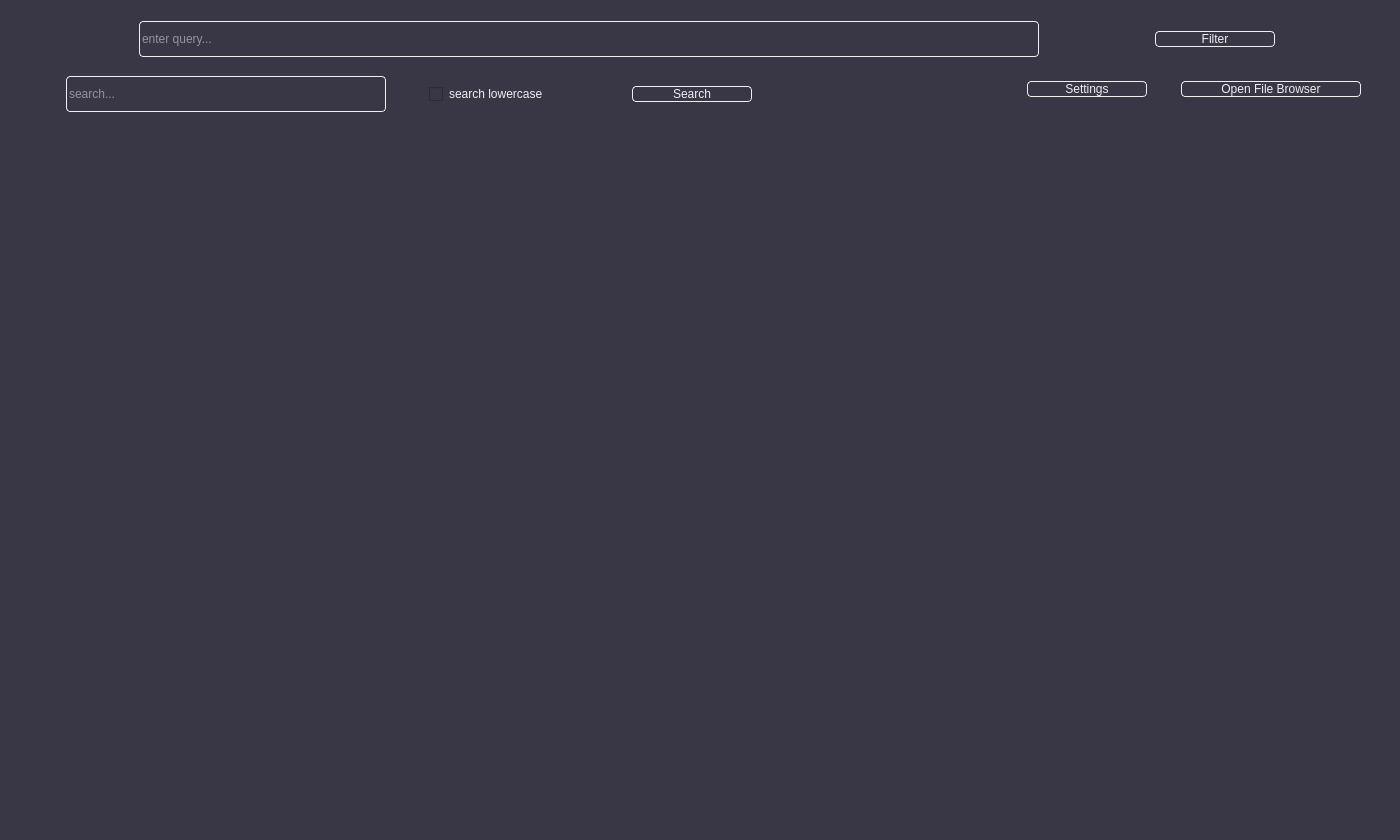
Qt form UDPLogServer/ui_files/user_interface.ui (Sobottasgithub/Monal) before a commit.
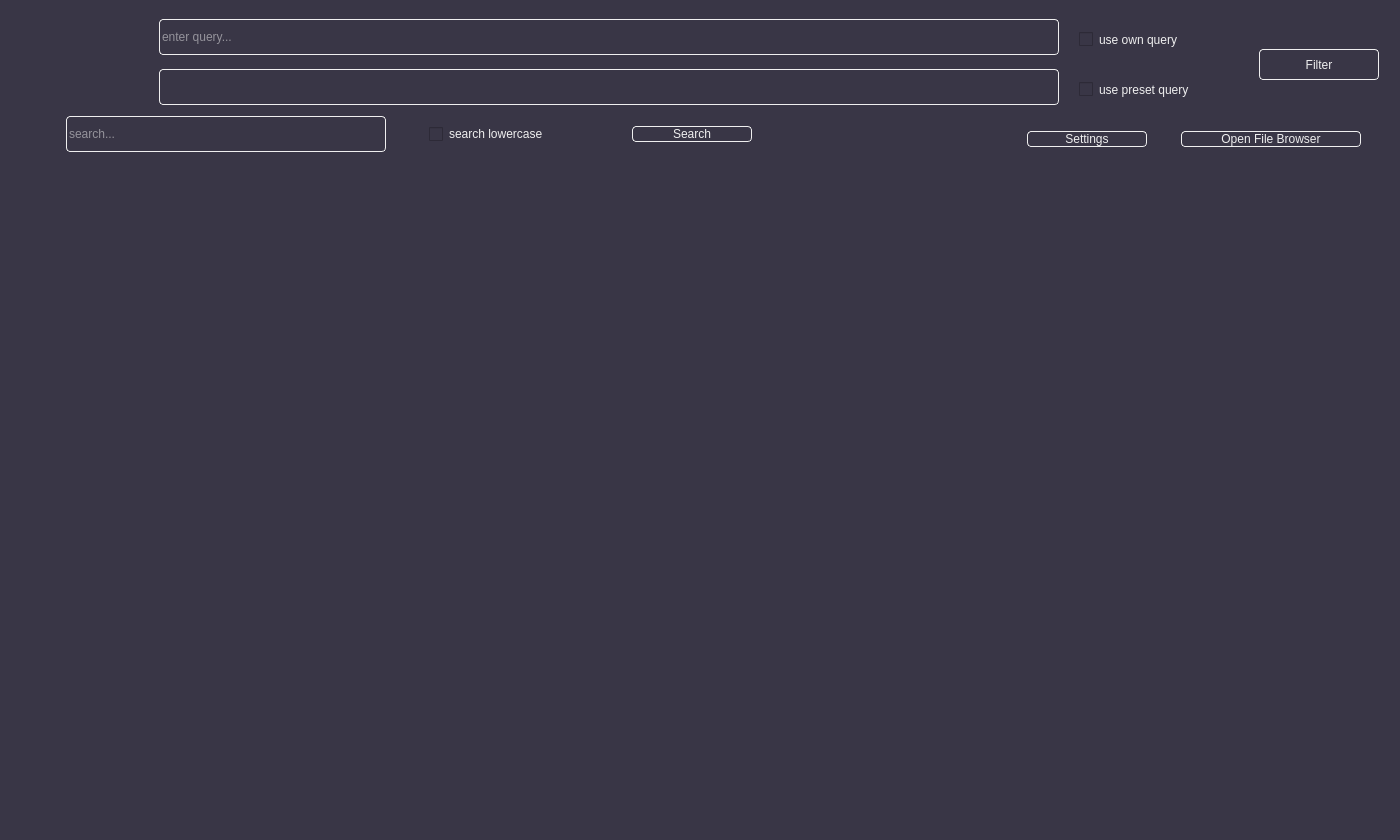
The same form after that commit. Icons and pictures are not drawn.

What changed in the file:
```diff
--- a/UDPLogServer/ui_files/user_interface.ui
+++ b/UDPLogServer/ui_files/user_interface.ui
@@ -35,94 +35,14 @@
           <property name="maximumSize">
            <size>
             <width>16777215</width>
-            <height>120</height>
+            <height>160</height>
            </size>
           </property>
-          <widget class="QWidget" name="">
-           <property name="geometry">
-            <rect>
-             <x>0</x>
-             <y>0</y>
-             <width>1388</width>
-             <height>61</height>
-            </rect>
-           </property>
-           <layout class="QHBoxLayout" name="tool_bar">
-            <item>
-             <spacer name="horizontalSpacer_2">
-              <property name="orientation">
-               <enum>Qt::Horizontal</enum>
-              </property>
-              <property name="sizeType">
-               <enum>QSizePolicy::Preferred</enum>
-              </property>
-              <property name="sizeHint" stdset="0">
-               <size>
-                <width>20</width>
-                <height>20</height>
-               </size>
-              </property>
-             </spacer>
-            </item>
-            <item>
-             <widget class="QLineEdit" name="code_input">
-              <property name="maximumSize">
-               <size>
-                <width>900</width>
-                <height>36</height>
-               </size>
-              </property>
-              <property name="styleSheet">
-               <string notr="true">border: 1px solid #efefef;
-border-radius: 4px;</string>
-              </property>
-              <property name="placeholderText">
-               <string>enter query...</string>
-              </property>
-             </widget>
-            </item>
-            <item>
-             <widget class="QPushButton" name="code_input_submit">
-              <property name="maximumSize">
-               <size>
-                <width>120</width>
-                <height>16777215</height>
-               </size>
-              </property>
-              <property name="styleSheet">
-               <string notr="true">border: 0.5px solid #efefef;
-border-radius: 4px;
-font-weight: bolder;
-height: 1.5em;</string>
-              </property>
-              <property name="text">
-               <string>Filter</string>
-              </property>
-             </widget>
-            </item>
-            <item>
-             <spacer name="horizontalSpacer">
-              <property name="orientation">
-               <enum>Qt::Horizontal</enum>
-              </property>
-              <property name="sizeType">
-               <enum>QSizePolicy::Preferred</enum>
-              </property>
-              <property name="sizeHint" stdset="0">
-               <size>
-                <width>10</width>
-                <height>20</height>
-               </size>
-              </property>
-             </spacer>
-            </item>
-           </layout>
-          </widget>
           <widget class="QWidget" name="horizontalLayoutWidget_3">
            <property name="geometry">
             <rect>
              <x>0</x>
-             <y>60</y>
+             <y>100</y>
              <width>801</width>
              <height>51</height>
             </rect>
@@ -227,7 +147,7 @@
            <property name="geometry">
             <rect>
              <x>970</x>
-             <y>60</y>
+             <y>110</y>
              <width>411</width>
              <height>41</height>
             </rect>
@@ -289,6 +209,115 @@
             </item>
            </layout>
           </widget>
+          <widget class="QPushButton" name="code_input_submit">
+           <property name="geometry">
+            <rect>
+             <x>1250</x>
+             <y>40</y>
+             <width>120</width>
+             <height>31</height>
+            </rect>
+           </property>
+           <property name="maximumSize">
+            <size>
+             <width>120</width>
+             <height>16777215</height>
+            </size>
+           </property>
+           <property name="styleSheet">
+            <string notr="true">border: 0.5px solid #efefef;
+border-radius: 4px;
+font-weight: bolder;
+height: 1.5em;</string>
+           </property>
+           <property name="text">
+            <string>Filter</string>
+           </property>
+          </widget>
+          <widget class="QLineEdit" name="code_input">
+           <property name="geometry">
+            <rect>
+             <x>150</x>
+             <y>10</y>
+             <width>900</width>
+             <height>36</height>
+            </rect>
+           </property>
+           <property name="maximumSize">
+            <size>
+             <width>900</width>
+             <height>36</height>
+            </size>
+           </property>
+           <property name="styleSheet">
+            <string notr="true">border: 1px solid #efefef;
+border-radius: 4px;</string>
+           </property>
+           <property name="placeholderText">
+            <string>enter query...</string>
+           </property>
+          </widget>
+          <widget class="QComboBox" name="use_preset_query_drp">
+           <property name="geometry">
+            <rect>
+             <x>150</x>
+             <y>60</y>
+             <width>900</width>
+             <height>36</height>
+            </rect>
+           </property>
+           <property name="styleSheet">
+            <string notr="true">QComboBox {
+     color: #efefef;
+     font: 14px;
+     padding: 1px 0px 1px 3px; 
+	border: 0.5px solid #efefef;
+	font-weight: bolder;
+	border-radius: 4px;
+}
+
+QComboBox:focus {
+    color: #eeeeff;
+}
+
+QComboBox::drop-down 
+{
+    border: 0px; 
+}
+
+QComboBox::down-arrow {
+    image: url(Resources/DropDownArrow.png);
+    width: 14px;
+    height: 14px;
+}</string>
+           </property>
+          </widget>
+          <widget class="QCheckBox" name="use_own_query_checkbox">
+           <property name="geometry">
+            <rect>
+             <x>1070</x>
+             <y>20</y>
+             <width>161</width>
+             <height>21</height>
+            </rect>
+           </property>
+           <property name="text">
+            <string>use own query</string>
+           </property>
+          </widget>
+          <widget class="QCheckBox" name="use_preset_query_checkbox">
+           <property name="geometry">
+            <rect>
+             <x>1070</x>
+             <y>70</y>
+             <width>161</width>
+             <height>21</height>
+            </rect>
+           </property>
+           <property name="text">
+            <string>use preset query</string>
+           </property>
+          </widget>
          </widget>
         </item>
         <item>
```
